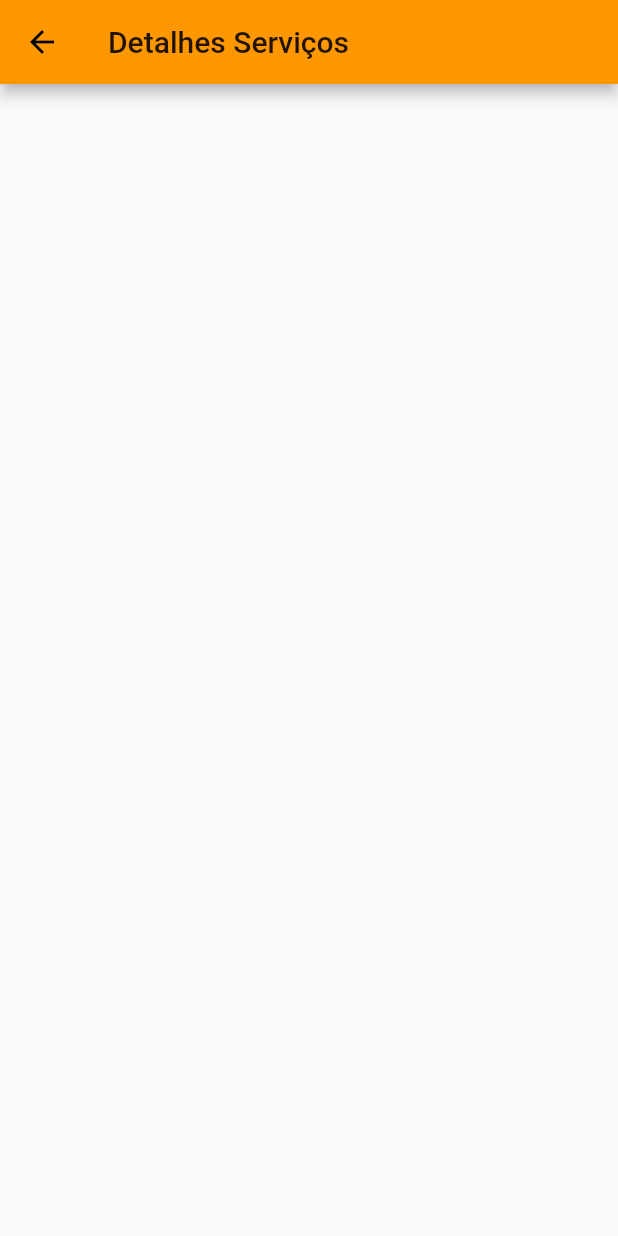
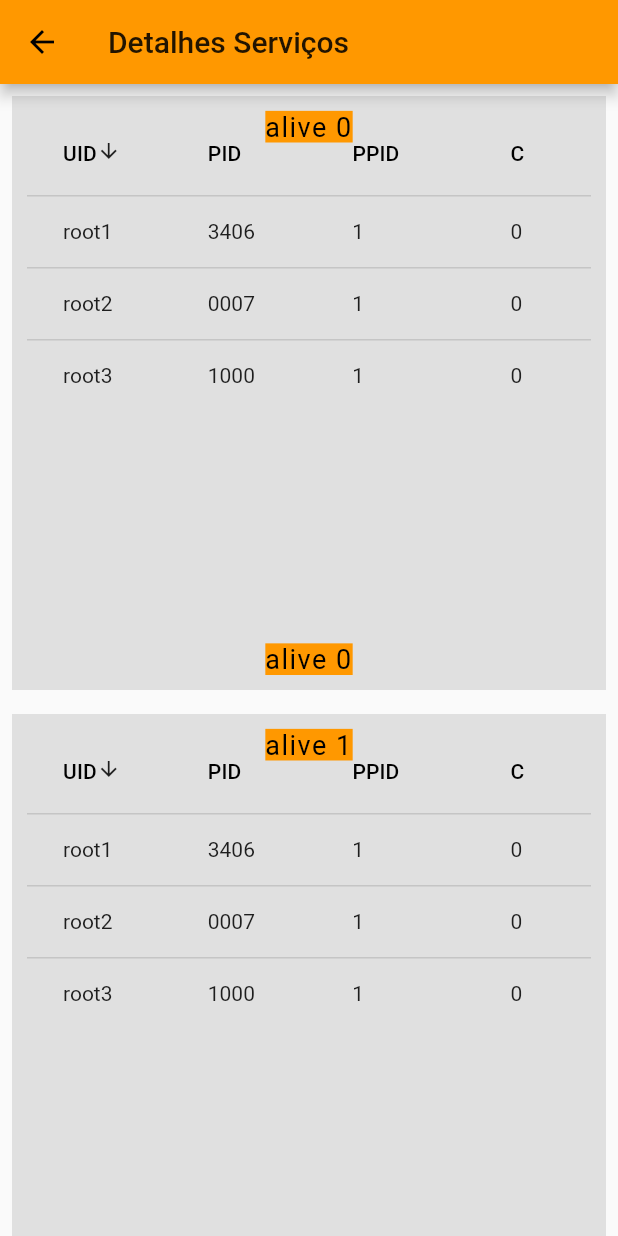
Before and after one commit to michellhornung/monitor, a Flutter app: the ServiceDetails screen opened directly, on a phone screen of 412 x 824 dp. Run offline on Flutter 3.47's test engine with Material 2 defaults, Android fonts, the phone set to English and light mode, and no system bars.

Commit message:
DataTables inside the gridView item. Not finished.

```diff
--- a/lib/data/serviceDetailsData.dart
+++ b/lib/data/serviceDetailsData.dart
@@ -13,7 +13,7 @@ final List<String> serviceDetailsColumns = [
 
 final List<ServiceDetails> servicesDetails = [
   ServiceDetails(
-    uid: 'root',
+    uid: 'root1',
     pid: '3406',
     ppid: '1',
     c: '0',
@@ -23,7 +23,7 @@ final List<ServiceDetails> servicesDetails = [
     cmd: 'lh.aliveserver.IvrService',
   ),
   ServiceDetails(
-    uid: 'root',
+    uid: 'root2',
     pid: '0007',
     ppid: '1',
     c: '0',
@@ -33,7 +33,7 @@ final List<ServiceDetails> servicesDetails = [
     cmd: 'lh.aliveserver.IvrService',
   ),
   ServiceDetails(
-    uid: 'root',
+    uid: 'root3',
     pid: '1000',
     ppid: '1',
     c: '0',
--- a/lib/pages/serviceDetails.dart
+++ b/lib/pages/serviceDetails.dart
@@ -1,4 +1,8 @@
 import 'package:flutter/material.dart';
+import 'package:monitor/pages/drilldown.dart';
+import 'package:monitor/pages/login.dart';
+import 'package:monitor/pages/dataTableDemo.dart';
+import 'package:monitor/widgets/dataTableWidget.dart';
 
 class ServiceDetails extends StatefulWidget {
   @override
@@ -12,6 +16,42 @@ class _ServiceDetailsState extends State<ServiceDetails> {
       appBar: AppBar(
         title: Text('Detalhes Serviços'),
       ),
+      body: Container(
+        child: GridView.count(
+            crossAxisCount: 1,
+            children: List.generate(100, (index) {
+              return Container(
+                padding: EdgeInsets.all(10.0),
+                child: Center(
+                  child: GridTile(
+                    footer: Text(
+                      'alive $index',
+                      textAlign: TextAlign.center,
+                      style: TextStyle(
+                        fontSize: 18.0,
+                        letterSpacing: 1.0,
+                        color: Colors.black,
+                        backgroundColor: Colors.orange,
+                      ),
+                    ),
+                    header: Text(
+                      'alive $index',
+                      textAlign: TextAlign.center,
+                      style: TextStyle(
+                        fontSize: 18.0,
+                        letterSpacing: 1.0,
+                        color: Colors.black,
+                        backgroundColor: Colors.orange,
+                      ),
+                    ),
+                    child: DataTableWidget(),
+                  ),
+                ),
+                color: Colors.grey[300],
+                margin: EdgeInsets.all(8.0),
+              );
+            })),
+      ),
     );
   }
 }
```
Also changed, not shown: lib/pages/overview.dart (+7 -6 lines), lib/pages/services.dart (+8 -1 lines), lib/widgets/dataTableWidget.dart (+0 -13 lines), lib/widgets/dataTableWidget2.dart (added, +83 -0 lines).
